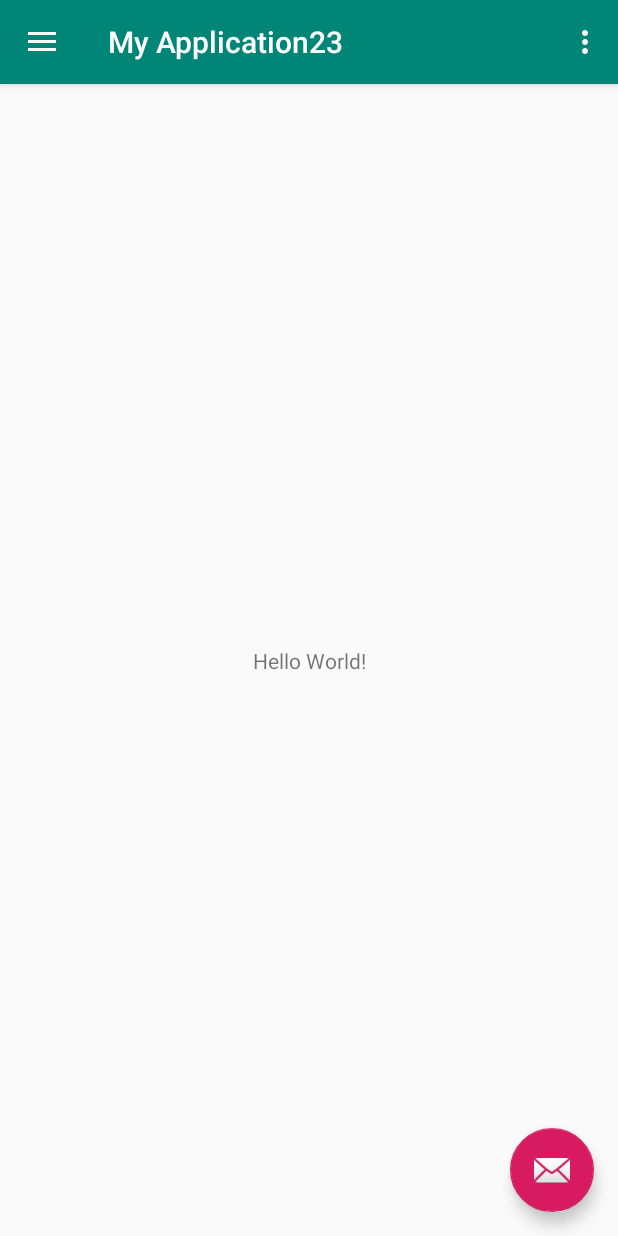
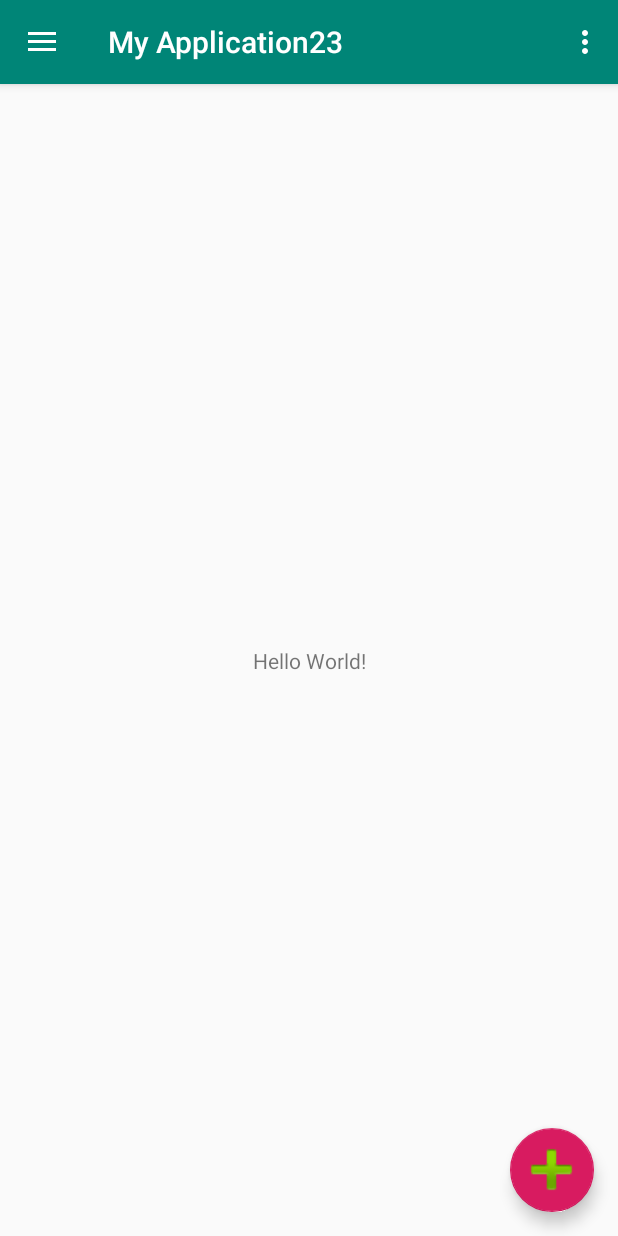
Before and after one commit to puntiko1213/MyApplication2, an Android app: the screen it shows after launch (MainActivity), on a phone screen of 412 x 824 dp. Run offline under Robolectric (Android 15) with nearby library versions, the phone set to English and light mode, and no system bars.

Commit message:
CAMBIO 2.0 BY NICOLAS LEAL

```diff
--- a/app/src/main/res/layout/app_bar_main.xml
+++ b/app/src/main/res/layout/app_bar_main.xml
@@ -25,9 +25,12 @@
     <android.support.design.widget.FloatingActionButton
         android:id="@+id/fab"
         android:layout_width="wrap_content"
-        android:layout_height="wrap_content"
+        android:layout_height="match_parent"
         android:layout_gravity="bottom|end"
         android:layout_margin="@dimen/fab_margin"
-        app:srcCompat="@android:drawable/ic_dialog_email" />
+        android:tint="#00FFFFFF"
+        app:fabSize="auto"
+        app:maxImageSize="50dp"
+        app:srcCompat="@android:drawable/ic_input_add" />
 
 </android.support.design.widget.CoordinatorLayout>
```
